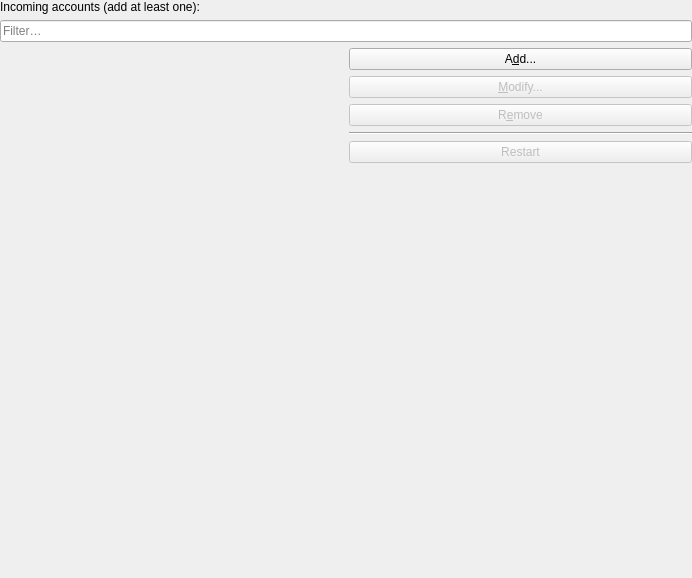
KDE/akonadi, file src/widgets/manageaccountwidget.ui: the form before one commit.
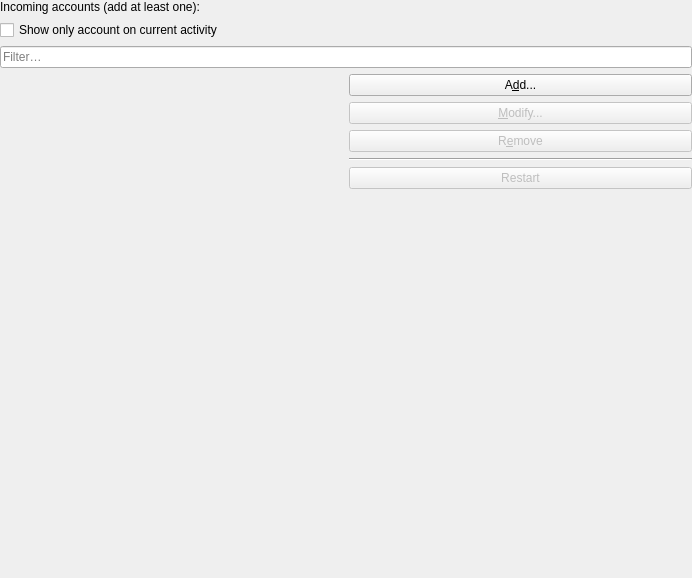
The form after the commit. Custom widgets are drawn as their Qt base class.

Commit message: Add account for showing only account in current activity

What changed in the file:
```diff
--- a/src/widgets/manageaccountwidget.ui
+++ b/src/widgets/manageaccountwidget.ui
@@ -20,6 +20,13 @@
        </property>
       </widget>
      </item>
+     <item>
+      <widget class="QCheckBox" name="accountOnCurrentActivity">
+       <property name="text">
+        <string>Show only account on current activity</string>
+       </property>
+      </widget>
+     </item>
      <item>
       <widget class="QLineEdit" name="mFilterAccount">
        <property name="placeholderText">
```
Left out of the diff: 6 changed lines with no effect on the pictures. The commit also changes 1 other file.
